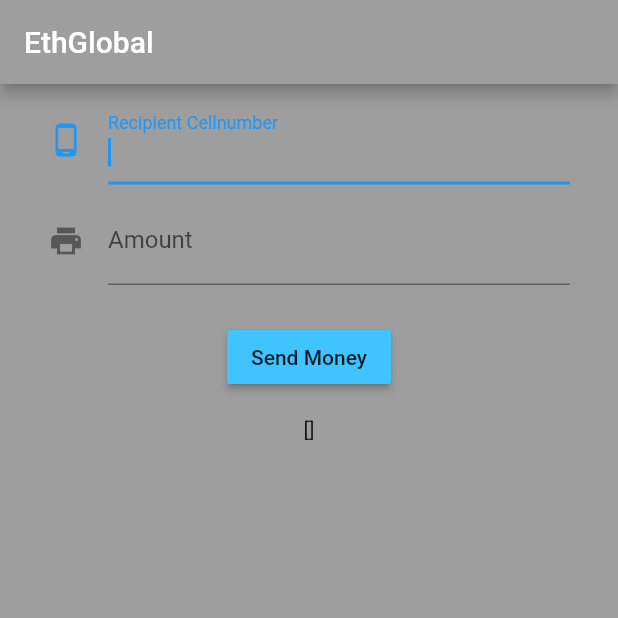
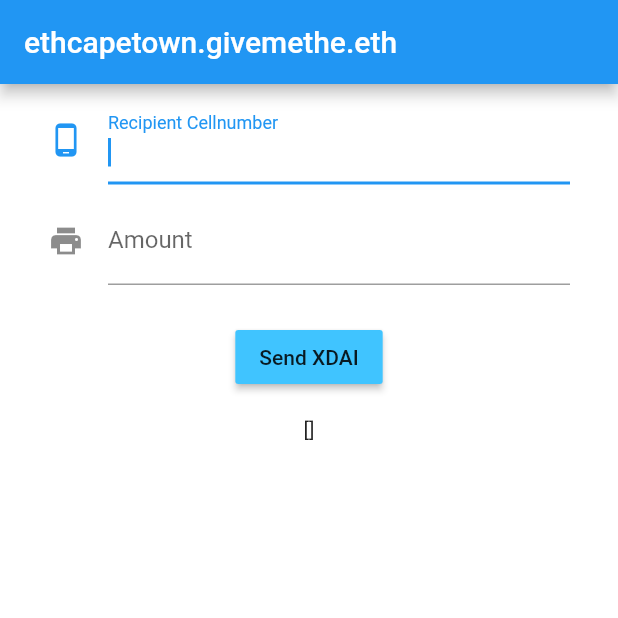
Before and after one commit to phzietsman/ethcape, a Flutter app: the screen it shows after launch, on a phone screen of 412 x 824 dp, the top half of it. Run offline on Flutter 3.47's test engine with Material 2 defaults, Android fonts, the phone set to English and light mode, and no system bars; missing offline and left inert: sms.

```diff
--- a/app/lib/Routes.dart
+++ b/app/lib/Routes.dart
@@ -1,11 +1,11 @@
 import 'package:flutter/material.dart';
-import 'package:ethcapetown/Pages/check.dart';
+import 'package:ethcapetown/check.dart';
 import 'package:ethcapetown/main.dart';
 
 class Routes {
   Routes() {
     runApp(new MaterialApp(
-      title: "EthCPT.givemethe.eth",
+      title: "ethcapetown.givemethe.eth",
       debugShowCheckedModeBanner: false,
       home: new CheckScreen(),
       onGenerateRoute: (RouteSettings settings) {
--- a/app/lib/Pages/check.dart
+++ b/app/lib/check.dart
@@ -1,7 +1,5 @@
 import 'package:flutter/material.dart';
 import 'package:flutter/foundation.dart';
-
-
 
 class CheckScreen extends StatefulWidget {
   const CheckScreen({Key key}) : super(key: key);
@@ -28,11 +26,11 @@ class CheckScreenState extends State<CheckScreen>
   Widget build(BuildContext context) {
     return Scaffold(
       appBar: AppBar(
-        title: Text('EthGlobal'),
-        backgroundColor: Colors.grey,
+        title: Text('ethcapetown.givemethe.eth'),
+        backgroundColor: Colors.black,
       ),
       body: Container(
-        color: Colors.grey,
+        color: Colors.white,
         child: Padding(
           padding: const EdgeInsets.symmetric(
             vertical: 8.0,
--- a/app/lib/main.dart
+++ b/app/lib/main.dart
@@ -1,9 +1,16 @@
+
+
+
 import 'package:flutter/material.dart';
 import 'package:sms/sms.dart';
+import 'package:sms/contact.dart';
+import 'package:async/async.dart';
 import 'dart:developer';
 import 'dart:async';
 
 SmsReceiver receiver = new SmsReceiver();
+UserProfileProvider provider = new UserProfileProvider();
+String brokerNumber;
 
 void main() => runApp(MyApp());
 
@@ -82,9 +89,9 @@ class _MyHomePageState extends State<MyHomePage> {
         String receipient = words[3];
         String amount = words[1];
         messageReceived = "Sending " + amount + " XDAI to " + receipient;
-
-        new SmsSender().sendSms(new SmsMessage(msg.sender, amount + " XDAI sent to " + receipient));
-        new SmsSender().sendSms(new SmsMessage(receipient, amount + " XDAI received from " + msg.sender));
+        var amountToPay = int.parse(amount) - 0.2; //Broker fee
+        new SmsSender().sendSms(new SmsMessage(msg.sender, amountToPay.toString() + " XDAI sent to " + receipient));
+        new SmsSender().sendSms(new SmsMessage(receipient, amountToPay.toString() + " XDAI received from " + msg.sender));
 
         transactions.add(messageReceived);
       }
@@ -95,14 +102,17 @@ class _MyHomePageState extends State<MyHomePage> {
 
   }
 
-  void sendMoney(BuildContext context) {
+  void sendMoney(BuildContext context) async {
+
     // First make sure there is some information in the form.
     // A dog needs a name, but may be location independent,
     // so we'll only abandon the save if there's no name.
     if (phoneNumberController.text.isEmpty) {
-      print('Enter valid phone number you moogoo ');
+      print('Enter valid phone number');
     } else {
-      new SmsSender().sendSms(new SmsMessage(phoneNumberController.text.toString(), amountController.text.toString()));
+      var amountToPay = int.parse(amountController.text.toString()) - 0.2; //Broker fee
+      var message = amountToPay.toString() + " XDAI received from EthCPT.givemethe.eth";
+      new SmsSender().sendSms(new SmsMessage(phoneNumberController.text.toString(), message));
        Navigator.pushReplacementNamed(context, "/check");
     }
   }
@@ -111,11 +121,11 @@ class _MyHomePageState extends State<MyHomePage> {
   Widget build(BuildContext context) {
     return Scaffold(
       appBar: AppBar(
-        title: Text('EthGlobal'),
-        backgroundColor: Colors.grey,
+        title: Text('ethcapetown.givemethe.eth'),
+        backgroundColor: Colors.blue,
       ),
       body: Container(
-        color: Colors.grey,
+        color: Colors.white,
         child: Padding(
           padding: const EdgeInsets.symmetric(
             vertical: 8.0,
@@ -162,7 +172,7 @@ class _MyHomePageState extends State<MyHomePage> {
                     return RaisedButton(
                       onPressed: () => sendMoney(context),
                       color: Colors.lightBlueAccent,
-                      child: Text('Send Money'),
+                      child: Text('Send XDAI'),
                     );
                   },
                 ),
```
Also changed, not shown: 2 other files.
